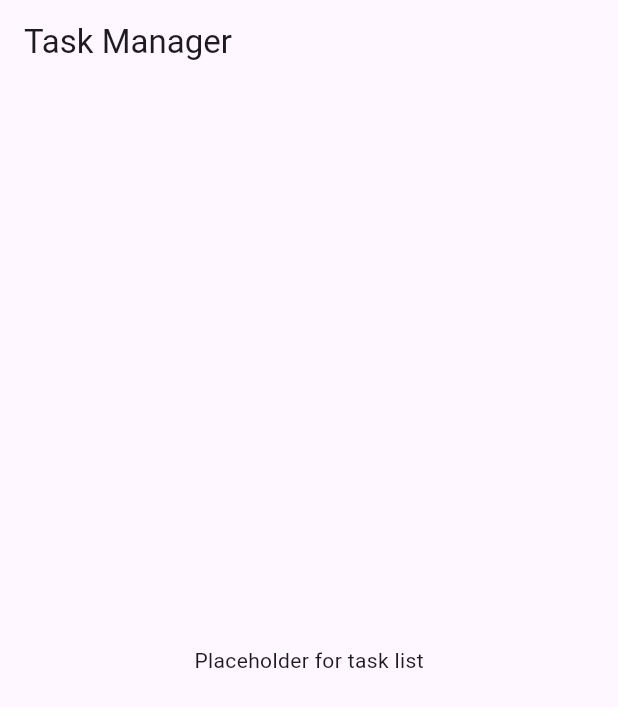
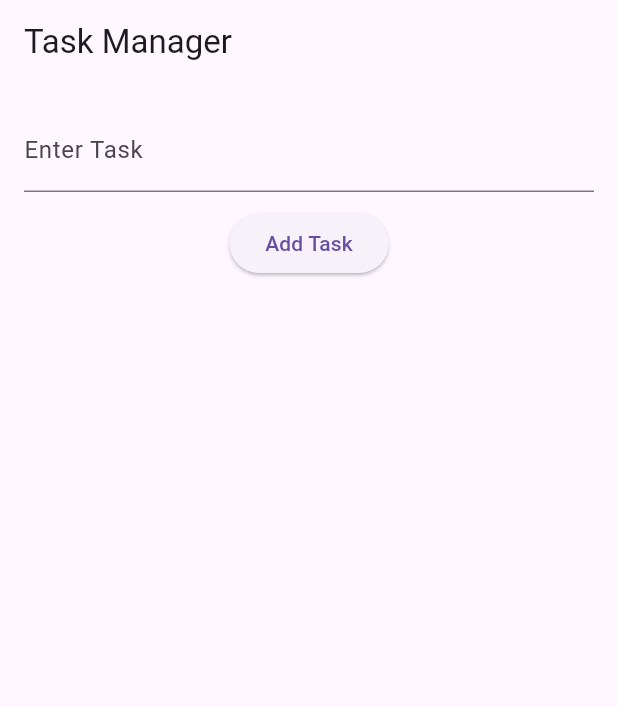
Before and after one commit to anguyen221/task_app, a Flutter app: the screen it shows after launch, on a phone screen of 412 x 824 dp. Shown: the top 707 px of the screen. Run offline on Flutter 3.47's test engine with Material 3 defaults, Android fonts, the phone set to English and light mode, and no system bars.

Commit message:
Added task input and adding to list

```diff
--- a/lib/main.dart
+++ b/lib/main.dart
@@ -25,14 +25,50 @@ class TaskListScreen extends StatefulWidget {
 }
 
 class TaskListScreenState extends State<TaskListScreen> {
+  final TextEditingController taskController = TextEditingController();
+  List<String> tasks = [];
+
+  void addTask() {
+    setState(() {
+      if (taskController.text.isNotEmpty) {
+        tasks.add(taskController.text);
+        taskController.clear();
+      }
+    });
+  }
+
   @override
   Widget build(BuildContext context) {
     return Scaffold(
       appBar: AppBar(
         title: Text('Task Manager'),
       ),
-      body: Center(
-        child: Text('Placeholder for task list'),
+      body: Padding(
+        padding: const EdgeInsets.all(16.0),
+        child: Column(
+          children: [
+            TextField(
+              controller: taskController,
+              decoration: InputDecoration(labelText: 'Enter Task'),
+            ),
+            SizedBox(height: 10),
+            ElevatedButton(
+              onPressed: addTask,
+              child: Text('Add Task'),
+            ),
+            SizedBox(height: 20),
+            Expanded(
+              child: ListView.builder(
+                itemCount: tasks.length,
+                itemBuilder: (context, index) {
+                  return ListTile(
+                    title: Text(tasks[index]),
+                  );
+                },
+              ),
+            ),
+          ],
+        ),
       ),
     );
   }
```
